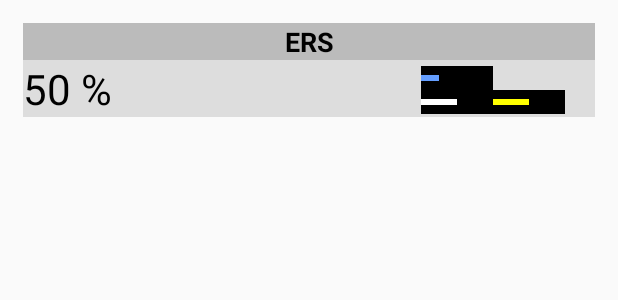
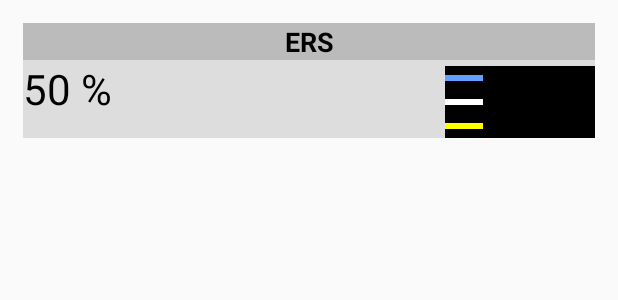
Before and after one commit to miguelromeral/LiveTiming_Android, an Android app: the layout status_ers.xml on its own in the app's theme, with its tools: preview values and no code run, on a phone screen of 412 x 824 dp. Shown: the top 300 px of the screen. Run offline under Robolectric (Android 15) with nearby library versions, the phone set to English and light mode, and no system bars.

Commit message:
Now the ERS bars are updated well

```diff
--- a/app/src/main/java/es/miguelromeral/f1/codemasters/livetiming/ui/BindingUtils.kt
+++ b/app/src/main/java/es/miguelromeral/f1/codemasters/livetiming/ui/BindingUtils.kt
@@ -67,7 +67,7 @@ fun TextView.setTrack(track: Int?){
 @BindingAdapter("ersDeployedThisLap")
 fun ProgressBar.setERSDeployedLap(deployed: Float?){
     deployed?.let{
-        progress = (Standard.HALF_ERS_STORAGE - deployed).toInt()
+        progress = (Standard.MAX_ERS_STORAGE - deployed).toInt()
         return
     }
     progress = 0
--- a/app/src/main/res/layout/status_ers.xml
+++ b/app/src/main/res/layout/status_ers.xml
@@ -40,7 +40,7 @@
 
 
             <LinearLayout
-                android:layout_width="wrap_content"
+                android:layout_width="100sp"
                 android:layout_height="wrap_content"
                 android:orientation="vertical"
                 android:weightSum="2"
@@ -50,7 +50,7 @@
                 <ProgressBar
                     android:id="@+id/pbTotalERS"
                     style="@android:style/Widget.Material.ProgressBar.Horizontal"
-                    android:layout_width="wrap_content"
+                    android:layout_width="100sp"
                     android:layout_height="wrap_content"
                     android:layout_marginTop="4dp"
                     android:layout_marginEnd="68dp"
@@ -61,6 +61,30 @@
                     android:progressTint="@color/tyre_cyan"
                     tools:progress="1000000" />
 
+                <ProgressBar
+                    android:id="@+id/pbDeployedERS"
+                    style="@android:style/Widget.Material.ProgressBar.Horizontal"
+                    android:layout_width="100sp"
+                    android:layout_height="wrap_content"
+                    android:layout_weight="1"
+                    android:background="@color/fullBlack"
+                    android:max="4000000"
+                    android:progressTint="@color/fullWhite"
+                    app:ersDeployedThisLap="@{player.carStatus.ersDeployedThisLap}"
+                    tools:progress="1000000" />
+
+                <ProgressBar
+                    android:id="@+id/pbHarvested"
+                    style="@android:style/Widget.Material.ProgressBar.Horizontal"
+                    android:layout_width="100sp"
+                    android:layout_height="wrap_content"
+                    android:layout_weight="1"
+                    android:background="@color/fullBlack"
+                    android:max="4000000"
+                    android:progressTint="@color/fullYellow"
+                    app:ersTotalHarvested="@{player.carStatus}"
+                    tools:progress="1000000" />
+
                 <LinearLayout
                     android:layout_width="wrap_content"
                     android:layout_height="wrap_content"
@@ -68,29 +92,6 @@
                     android:orientation="horizontal"
                     android:weightSum="2">
 
-                    <ProgressBar
-                        android:id="@+id/pbDeployedERS"
-                        style="@android:style/Widget.Material.ProgressBar.Horizontal"
-                        android:layout_width="0dp"
-                        android:layout_height="wrap_content"
-                        android:layout_weight="1"
-                        android:background="@color/fullBlack"
-                        android:max="2000000"
-                        android:progressTint="@color/fullWhite"
-                        app:ersDeployedThisLap="@{player.carStatus.ersDeployedThisLap}"
-                        tools:progress="1000000" />
-
-                    <ProgressBar
-                        android:id="@+id/pbHarvested"
-                        style="@android:style/Widget.Material.ProgressBar.Horizontal"
-                        android:layout_width="0dp"
-                        android:layout_height="wrap_content"
-                        android:layout_weight="1"
-                        android:background="@color/fullBlack"
-                        android:max="2000000"
-                        android:progressTint="@color/fullYellow"
-                        app:ersTotalHarvested="@{player.carStatus}"
-                        tools:progress="1000000" />
                 </LinearLayout>
             </LinearLayout>
 
```
